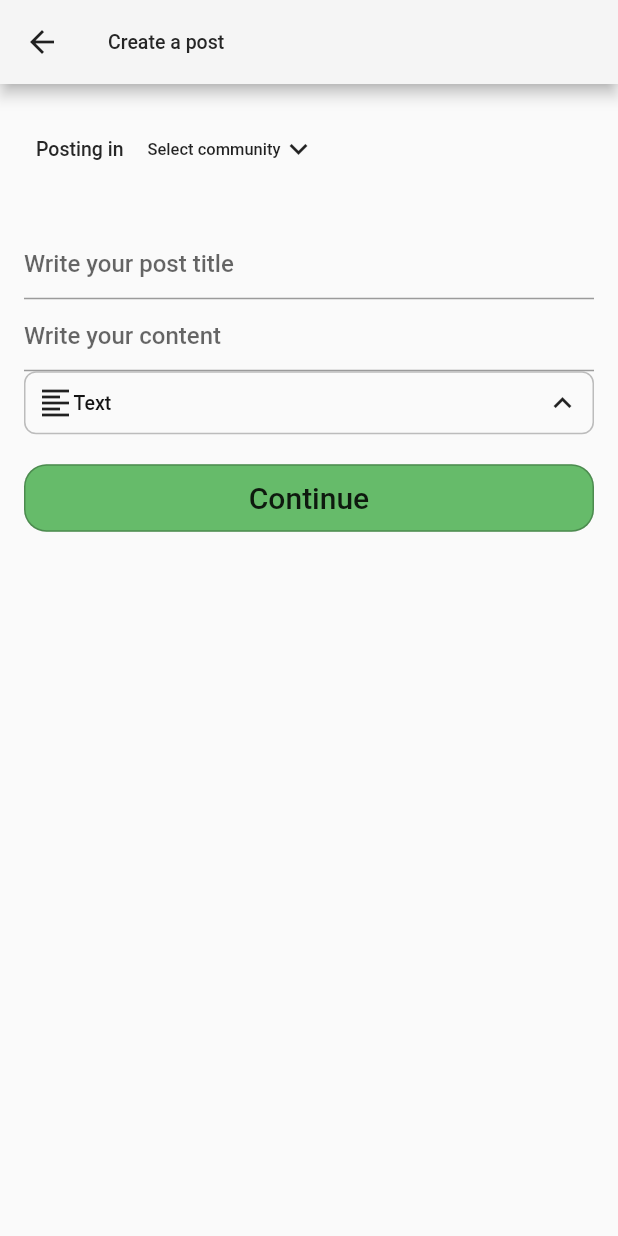
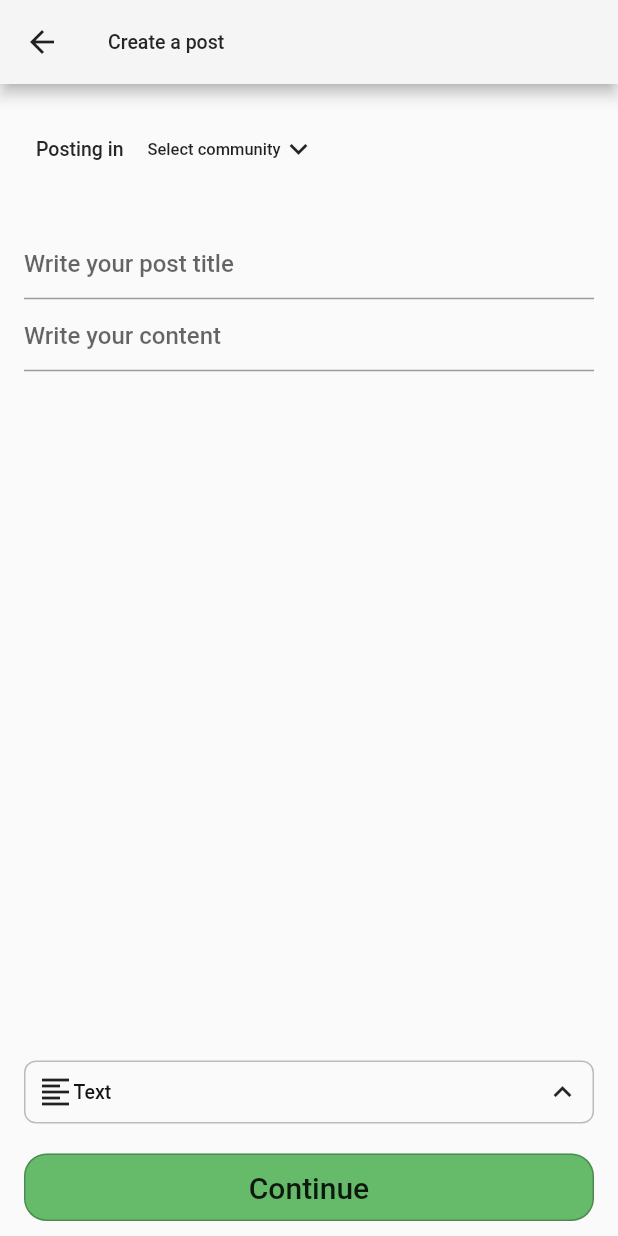
Before and after one commit to DivyamCode/campusconnect, a Flutter app: the TextPost screen opened by its route, on a phone screen of 412 x 824 dp. Run offline on Flutter 3.47's test engine with Material 2 defaults, Android fonts, the light colour scheme and no system bars; our stand-ins replace flutter_screenutil, font_awesome_flutter, get, shared_preferences; accounts and stored records are empty; Roboto replaces fonts that are missing (Roboto-Medium).

Commit message:
completedTextPost

```diff
--- a/lib/screen/textPost.dart
+++ b/lib/screen/textPost.dart
@@ -41,10 +41,12 @@ class _TextPostState extends State<TextPost> {
         child: Container(
           padding: EdgeInsets.only(left: 16, right: 16),
           child: Column(
-            // mainAxisAlignment: MainAxisAlignment.spaceBetween,
+            mainAxisAlignment: MainAxisAlignment.spaceBetween,
             children: [
               Column(
                 children: [
+                  //content area
+
                   Container(
                     margin: EdgeInsets.only(top: 23.5),
                     padding: EdgeInsets.all(8),
@@ -78,16 +80,6 @@ class _TextPostState extends State<TextPost> {
                       ],
                     ),
                   ),
-                ],
-              ),
-
-
-
-
-              Column(
-                mainAxisAlignment: MainAxisAlignment.spaceEvenly,
-                children: [
-                  //content area
 
                   Container(
                     margin: EdgeInsets.only(top: 32),
@@ -113,7 +105,8 @@ class _TextPostState extends State<TextPost> {
                   ),
 
                   //text and continue button
-
+                ],
+              ),
               Column(
                 children: [
                   Container(
@@ -145,8 +138,6 @@ class _TextPostState extends State<TextPost> {
                         ),
                       ],
                     ),
-                      ),
-                    ],
                   ),
                   Container(
                     margin: EdgeInsets.only(bottom: 10),
```
Also changed, not shown: lib/main.dart (+14 -1 lines). Lines whose indentation alone changed are shown as unchanged.
